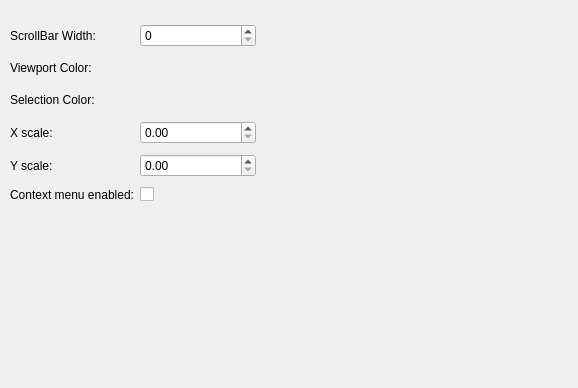
The window that settingsdialog.ui (vurguskul/CoolScrollPlugin) describes before a commit, drawn with Qt 5.
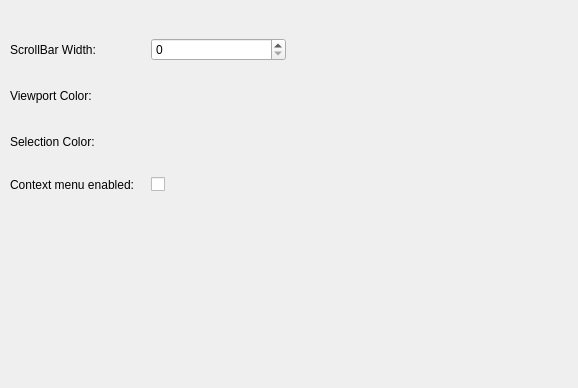
The same window after the commit.

```diff
--- a/settingsdialog.ui
+++ b/settingsdialog.ui
@@ -21,18 +21,11 @@
     <rect>
      <x>10</x>
      <y>20</y>
-     <width>246</width>
+     <width>276</width>
      <height>191</height>
     </rect>
    </property>
    <layout class="QGridLayout" name="gridLayout">
-    <item row="0" column="0">
-     <widget class="QLabel" name="label">
-      <property name="text">
-       <string>ScrollBar Width:</string>
-      </property>
-     </widget>
-    </item>
     <item row="1" column="0">
      <widget class="QLabel" name="label_2">
       <property name="text">
@@ -56,6 +49,30 @@
       </property>
      </widget>
     </item>
+    <item row="3" column="0">
+     <widget class="QLabel" name="label_6">
+      <property name="text">
+       <string>Context menu enabled:</string>
+      </property>
+     </widget>
+    </item>
+    <item row="3" column="1">
+     <widget class="QCheckBox" name="contextMenuCheckBox">
+      <property name="layoutDirection">
+       <enum>Qt::LeftToRight</enum>
+      </property>
+      <property name="text">
+       <string/>
+      </property>
+     </widget>
+    </item>
+    <item row="0" column="0">
+     <widget class="QLabel" name="label">
+      <property name="text">
+       <string>ScrollBar Width:</string>
+      </property>
+     </widget>
+    </item>
     <item row="2" column="0">
      <widget class="QLabel" name="label_3">
       <property name="text">
@@ -79,43 +96,6 @@
       </property>
      </widget>
     </item>
-    <item row="3" column="0">
-     <widget class="QLabel" name="label_4">
-      <property name="text">
-       <string>X scale:</string>
-      </property>
-     </widget>
-    </item>
-    <item row="4" column="0">
-     <widget class="QLabel" name="label_5">
-      <property name="text">
-       <string>Y scale:</string>
-      </property>
-     </widget>
-    </item>
-    <item row="3" column="1">
-     <widget class="QDoubleSpinBox" name="xScaleSpinBox"/>
-    </item>
-    <item row="4" column="1">
-     <widget class="QDoubleSpinBox" name="yScaleSpinBox"/>
-    </item>
-    <item row="5" column="0">
-     <widget class="QLabel" name="label_6">
-      <property name="text">
-       <string>Context menu enabled:</string>
-      </property>
-     </widget>
-    </item>
-    <item row="5" column="1">
-     <widget class="QCheckBox" name="contextMenuCheckBox">
-      <property name="layoutDirection">
-       <enum>Qt::LeftToRight</enum>
-      </property>
-      <property name="text">
-       <string/>
-      </property>
-     </widget>
-    </item>
    </layout>
   </widget>
  </widget>
```
